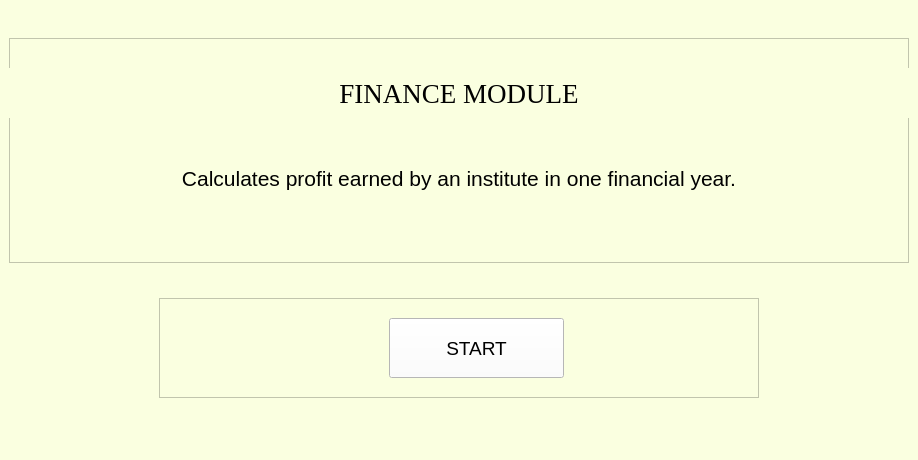
First picture: the form in ui_files/finance_module/starting_screen.ui, repository Ris-code/institutional_benchmarking_model, before the edit.
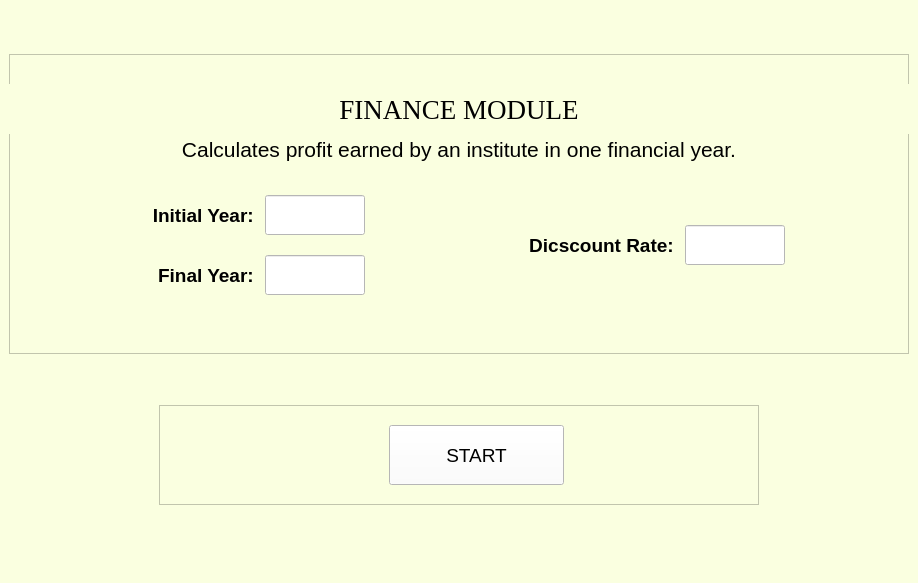
Second picture: the form after the edit.

Commit message: Added dynamic financial year functionality Also fixed some GUI related bugs

Patch:
```diff
--- a/ui_files/finance_module/starting_screen.ui
+++ b/ui_files/finance_module/starting_screen.ui
@@ -7,7 +7,7 @@
     <x>0</x>
     <y>0</y>
     <width>914</width>
-    <height>460</height>
+    <height>583</height>
    </rect>
   </property>
   <property name="sizePolicy">
@@ -32,13 +32,13 @@
       <property name="minimumSize">
        <size>
         <width>900</width>
-        <height>225</height>
+        <height>300</height>
        </size>
       </property>
       <property name="maximumSize">
        <size>
         <width>900</width>
-        <height>225</height>
+        <height>300</height>
        </size>
       </property>
       <property name="frameShape">
@@ -100,9 +100,9 @@
        <property name="geometry">
         <rect>
          <x>50</x>
-         <y>90</y>
+         <y>70</y>
          <width>800</width>
-         <height>100</height>
+         <height>50</height>
         </rect>
        </property>
        <property name="sizePolicy">
@@ -114,13 +114,13 @@
        <property name="minimumSize">
         <size>
          <width>800</width>
-         <height>100</height>
+         <height>50</height>
         </size>
        </property>
        <property name="maximumSize">
         <size>
          <width>800</width>
-         <height>100</height>
+         <height>50</height>
         </size>
        </property>
        <property name="font">
@@ -145,6 +145,291 @@
         <bool>false</bool>
        </property>
       </widget>
+      <widget class="QWidget" name="layoutWidget">
+       <property name="geometry">
+        <rect>
+         <x>100</x>
+         <y>140</y>
+         <width>257</width>
+         <height>42</height>
+        </rect>
+       </property>
+       <layout class="QGridLayout" name="gridLayout_2">
+        <item row="0" column="0">
+         <widget class="QLabel" name="label_initial_year">
+          <property name="sizePolicy">
+           <sizepolicy hsizetype="Preferred" vsizetype="Preferred">
+            <horstretch>0</horstretch>
+            <verstretch>0</verstretch>
+           </sizepolicy>
+          </property>
+          <property name="minimumSize">
+           <size>
+            <width>150</width>
+            <height>40</height>
+           </size>
+          </property>
+          <property name="maximumSize">
+           <size>
+            <width>150</width>
+            <height>40</height>
+           </size>
+          </property>
+          <property name="font">
+           <font>
+            <family>Arial</family>
+            <pointsize>14</pointsize>
+            <weight>75</weight>
+            <italic>false</italic>
+            <bold>true</bold>
+           </font>
+          </property>
+          <property name="styleSheet">
+           <string notr="true"/>
+          </property>
+          <property name="text">
+           <string>Initial Year: </string>
+          </property>
+          <property name="alignment">
+           <set>Qt::AlignRight|Qt::AlignTrailing|Qt::AlignVCenter</set>
+          </property>
+          <property name="wordWrap">
+           <bool>false</bool>
+          </property>
+         </widget>
+        </item>
+        <item row="0" column="1">
+         <widget class="QLineEdit" name="initial_year">
+          <property name="sizePolicy">
+           <sizepolicy hsizetype="Preferred" vsizetype="Preferred">
+            <horstretch>0</horstretch>
+            <verstretch>0</verstretch>
+           </sizepolicy>
+          </property>
+          <property name="minimumSize">
+           <size>
+            <width>100</width>
+            <height>40</height>
+           </size>
+          </property>
+          <property name="maximumSize">
+           <size>
+            <width>100</width>
+            <height>40</height>
+           </size>
+          </property>
+          <property name="font">
+           <font>
+            <family>Arial</family>
+            <pointsize>12</pointsize>
+            <weight>50</weight>
+            <italic>false</italic>
+            <bold>false</bold>
+           </font>
+          </property>
+          <property name="styleSheet">
+           <string notr="true">background-color: rgb(255, 255, 255);</string>
+          </property>
+          <property name="text">
+           <string/>
+          </property>
+          <property name="alignment">
+           <set>Qt::AlignLeading|Qt::AlignLeft|Qt::AlignVCenter</set>
+          </property>
+         </widget>
+        </item>
+       </layout>
+      </widget>
+      <widget class="QWidget" name="layoutWidget">
+       <property name="geometry">
+        <rect>
+         <x>100</x>
+         <y>200</y>
+         <width>257</width>
+         <height>42</height>
+        </rect>
+       </property>
+       <layout class="QGridLayout" name="gridLayout">
+        <item row="0" column="0">
+         <widget class="QLabel" name="label_final_year">
+          <property name="sizePolicy">
+           <sizepolicy hsizetype="Preferred" vsizetype="Preferred">
+            <horstretch>0</horstretch>
+            <verstretch>0</verstretch>
+           </sizepolicy>
+          </property>
+          <property name="minimumSize">
+           <size>
+            <width>150</width>
+            <height>40</height>
+           </size>
+          </property>
+          <property name="maximumSize">
+           <size>
+            <width>150</width>
+            <height>40</height>
+           </size>
+          </property>
+          <property name="font">
+           <font>
+            <family>Arial</family>
+            <pointsize>14</pointsize>
+            <weight>75</weight>
+            <italic>false</italic>
+            <bold>true</bold>
+           </font>
+          </property>
+          <property name="styleSheet">
+           <string notr="true"/>
+          </property>
+          <property name="text">
+           <string>Final Year: </string>
+          </property>
+          <property name="alignment">
+           <set>Qt::AlignRight|Qt::AlignTrailing|Qt::AlignVCenter</set>
+          </property>
+          <property name="wordWrap">
+           <bool>false</bool>
+          </property>
+         </widget>
+        </item>
+        <item row="0" column="1">
+         <widget class="QLineEdit" name="final_year">
+          <property name="sizePolicy">
+           <sizepolicy hsizetype="Preferred" vsizetype="Preferred">
+            <horstretch>0</horstretch>
+            <verstretch>0</verstretch>
+           </sizepolicy>
+          </property>
+          <property name="minimumSize">
+           <size>
+            <width>100</width>
+            <height>40</height>
+           </size>
+          </property>
+          <property name="maximumSize">
+           <size>
+            <width>100</width>
+            <height>40</height>
+           </size>
+          </property>
+          <property name="font">
+           <font>
+            <family>Arial</family>
+            <pointsize>12</pointsize>
+            <weight>50</weight>
+            <italic>false</italic>
+            <bold>false</bold>
+           </font>
+          </property>
+          <property name="styleSheet">
+           <string notr="true">background-color: rgb(255, 255, 255);</string>
+          </property>
+          <property name="text">
+           <string/>
+          </property>
+          <property name="alignment">
+           <set>Qt::AlignLeading|Qt::AlignLeft|Qt::AlignVCenter</set>
+          </property>
+         </widget>
+        </item>
+       </layout>
+      </widget>
+      <widget class="QWidget" name="layoutWidget_2">
+       <property name="geometry">
+        <rect>
+         <x>470</x>
+         <y>170</y>
+         <width>307</width>
+         <height>42</height>
+        </rect>
+       </property>
+       <layout class="QGridLayout" name="gridLayout_3">
+        <item row="0" column="1">
+         <widget class="QLineEdit" name="discount_rate">
+          <property name="sizePolicy">
+           <sizepolicy hsizetype="Preferred" vsizetype="Preferred">
+            <horstretch>0</horstretch>
+            <verstretch>0</verstretch>
+           </sizepolicy>
+          </property>
+          <property name="minimumSize">
+           <size>
+            <width>100</width>
+            <height>40</height>
+           </size>
+          </property>
+          <property name="maximumSize">
+           <size>
+            <width>100</width>
+            <height>40</height>
+           </size>
+          </property>
+          <property name="font">
+           <font>
+            <family>Arial</family>
+            <pointsize>12</pointsize>
+            <weight>50</weight>
+            <italic>false</italic>
+            <bold>false</bold>
+           </font>
+          </property>
+          <property name="styleSheet">
+           <string notr="true">background-color: rgb(255, 255, 255);</string>
+          </property>
+          <property name="text">
+           <string/>
+          </property>
+          <property name="alignment">
+           <set>Qt::AlignLeading|Qt::AlignLeft|Qt::AlignVCenter</set>
+          </property>
+         </widget>
+        </item>
+        <item row="0" column="0">
+         <widget class="QLabel" name="label_discount_rate">
+          <property name="sizePolicy">
+           <sizepolicy hsizetype="Preferred" vsizetype="Preferred">
+            <horstretch>0</horstretch>
+            <verstretch>0</verstretch>
+           </sizepolicy>
+          </property>
+          <property name="minimumSize">
+           <size>
+            <width>200</width>
+            <height>40</height>
+           </size>
+          </property>
+          <property name="maximumSize">
+           <size>
+            <width>200</width>
+            <height>40</height>
+           </size>
+          </property>
+          <property name="font">
+           <font>
+            <family>Arial</family>
+            <pointsize>14</pointsize>
+            <weight>75</weight>
+            <italic>false</italic>
+            <bold>true</bold>
+           </font>
+          </property>
+          <property name="styleSheet">
+           <string notr="true"/>
+          </property>
+          <property name="text">
+           <string>Dicscount Rate: </string>
+          </property>
+          <property name="alignment">
+           <set>Qt::AlignRight|Qt::AlignTrailing|Qt::AlignVCenter</set>
+          </property>
+          <property name="wordWrap">
+           <bool>false</bool>
+          </property>
+         </widget>
+        </item>
+       </layout>
+      </widget>
      </widget>
     </item>
     <item alignment="Qt::AlignHCenter">
```
Left out of the diff: 2 changed lines with no effect on the pictures. The commit also changes 13 other files.
